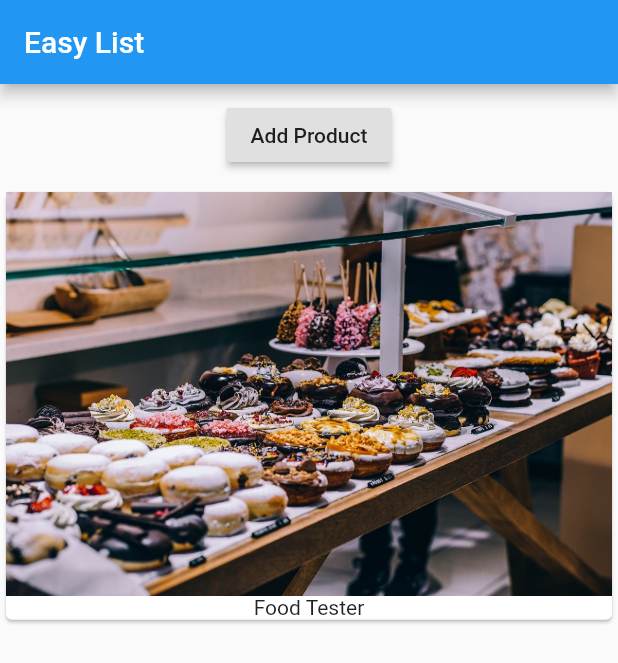
After one commit to sadiqmmm/demo_flutter_app, a Flutter app: the screen it shows after launch, on a phone screen of 412 x 824 dp. The commit adds this screen. Shown: the top 663 px of the screen. Run offline on Flutter 3.47's test engine with Material 2 defaults, Android fonts, the phone set to English and light mode, and no system bars.

Commit message:
Refactor code

```diff
--- a/lib/main.dart
+++ b/lib/main.dart
@@ -1,46 +1,18 @@
 import 'package:flutter/material.dart';
+import './product_manager.dart';
 
 void main() => runApp(EasyList());
 
-class EasyList extends StatefulWidget {
+class EasyList extends StatelessWidget {
   @override
-  State<StatefulWidget> createState() {
-    return _EasyListState();
-  }
-}
 
-class _EasyListState extends State<EasyList> {
-  List<String> _products = ['Food Tester'];
-
-  @override
   Widget build(BuildContext context) {
     return MaterialApp(
       home: Scaffold(
         appBar: AppBar(
           title: Text("Easy List"),
         ),
-        body: Column(children: [
-          Container(
-            margin: EdgeInsets.all(10.0),
-            child: RaisedButton(
-                onPressed: () {
-                  setState(() {
-                    _products.add('Advanced Food Tester');
-                  });
-                },
-                child: Text("Add Product")),
-          ),
-          Column(
-            children: _products
-                .map((element) => Card(
-                      child: Column(children: <Widget>[
-                        Image.asset('assets/food.jpg'),
-                        Text(element)
-                      ]),
-                    ))
-                .toList(),
-          )
-        ]),
+        body:  ProductManager()
       ),
     );
   }
--- /dev/null
+++ b/lib/product_manager.dart
@@ -0,0 +1,33 @@
+import 'package:flutter/material.dart';
+
+import './products.dart';
+
+class ProductManager extends StatefulWidget {
+  @override
+  State<StatefulWidget> createState() {
+    return _ProductManagerState();
+  }
+}
+
+class _ProductManagerState extends State<ProductManager> {
+  List<String> _products = ['Food Tester'];
+
+  @override
+  Widget build(BuildContext context) {
+    return Column(
+      children: [
+        Container(
+          margin: EdgeInsets.all(10.0),
+          child: RaisedButton(
+              onPressed: () {
+                setState(() {
+                  _products.add('Advanced Food Tester');
+                });
+              },
+              child: Text("Add Product")),
+        ),
+         Products(_products)
+      ],
+    );
+  }
+}
--- /dev/null
+++ b/lib/products.dart
@@ -0,0 +1,21 @@
+import 'package:flutter/material.dart';
+
+class Products extends StatelessWidget {
+  final List<String> products;
+
+  Products(this.products);
+
+  @override
+  Widget build(BuildContext context) {
+    return Column(
+      children: products
+          .map((element) => Card(
+                child: Column(children: <Widget>[
+                  Image.asset('assets/food.jpg'),
+                  Text(element)
+                ]),
+              ))
+          .toList(),
+    );
+  }
+}
```
